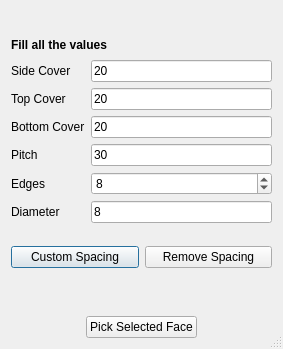
First picture: the form in CircularStirrup.ui, repository amrit3701/FreeCAD-Reinforcement, before the edit.
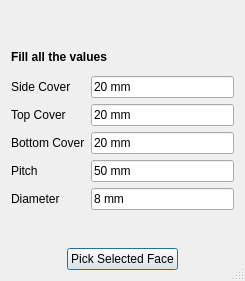
Second picture: the form after the edit. Custom widgets are drawn as their Qt base class.

Commit message: Implemented Helical wire (Part::Helix)

Diff of the .ui file:
```diff
--- a/CircularStirrup.ui
+++ b/CircularStirrup.ui
@@ -6,8 +6,8 @@
    <rect>
     <x>0</x>
     <y>0</y>
-    <width>283</width>
-    <height>349</height>
+    <width>245</width>
+    <height>281</height>
    </rect>
   </property>
   <property name="windowTitle">
@@ -23,52 +23,6 @@
    <bool>false</bool>
   </property>
   <layout class="QGridLayout" name="gridLayout">
-   <item row="5" column="0" rowspan="3">
-    <layout class="QHBoxLayout" name="horizontalLayout_2">
-     <property name="spacing">
-      <number>6</number>
-     </property>
-     <property name="topMargin">
-      <number>0</number>
-     </property>
-     <item>
-      <widget class="QPushButton" name="customSpacing">
-       <property name="enabled">
-        <bool>true</bool>
-       </property>
-       <property name="text">
-        <string>Custom Spacing</string>
-       </property>
-      </widget>
-     </item>
-     <item>
-      <widget class="QPushButton" name="removeCustomSpacing">
-       <property name="enabled">
-        <bool>true</bool>
-       </property>
-       <property name="text">
-        <string>Remove Spacing</string>
-       </property>
-      </widget>
-     </item>
-    </layout>
-   </item>
-   <item row="0" column="0" alignment="Qt::AlignHCenter">
-    <widget class="QLabel" name="image">
-     <property name="sizePolicy">
-      <sizepolicy hsizetype="Preferred" vsizetype="Preferred">
-       <horstretch>0</horstretch>
-       <verstretch>0</verstretch>
-      </sizepolicy>
-     </property>
-     <property name="layoutDirection">
-      <enum>Qt::LeftToRight</enum>
-     </property>
-     <property name="text">
-      <string/>
-     </property>
-    </widget>
-   </item>
    <item row="1" column="0">
     <widget class="QLabel" name="heading">
      <property name="font">
@@ -82,14 +36,14 @@
      </property>
     </widget>
    </item>
-   <item row="10" column="0">
+   <item row="9" column="0">
     <widget class="QLabel" name="PickSelectedFaceLabel">
      <property name="text">
       <string/>
      </property>
     </widget>
    </item>
-   <item row="11" column="0" alignment="Qt::AlignHCenter">
+   <item row="10" column="0" alignment="Qt::AlignHCenter">
     <widget class="QPushButton" name="PickSelectedFace">
      <property name="enabled">
       <bool>true</bool>
@@ -102,6 +56,22 @@
      </property>
     </widget>
    </item>
+   <item row="0" column="0" alignment="Qt::AlignHCenter">
+    <widget class="QLabel" name="image">
+     <property name="sizePolicy">
+      <sizepolicy hsizetype="Preferred" vsizetype="Preferred">
+       <horstretch>0</horstretch>
+       <verstretch>0</verstretch>
+      </sizepolicy>
+     </property>
+     <property name="layoutDirection">
+      <enum>Qt::LeftToRight</enum>
+     </property>
+     <property name="text">
+      <string/>
+     </property>
+    </widget>
+   </item>
    <item row="2" column="0">
     <layout class="QFormLayout" name="formLayout">
      <property name="fieldGrowthPolicy">
@@ -117,7 +87,7 @@
      <item row="0" column="1">
       <widget class="Gui::InputField" name="sideCover">
        <property name="text">
-        <string>20</string>
+        <string>20 mm</string>
        </property>
        <property name="unit" stdset="0">
         <string notr="true"/>
@@ -134,7 +104,7 @@
      <item row="1" column="1">
       <widget class="Gui::InputField" name="topCover">
        <property name="text">
-        <string>20</string>
+        <string>20 mm</string>
        </property>
        <property name="unit" stdset="0">
         <string notr="true"/>
@@ -151,7 +121,7 @@
      <item row="2" column="1">
       <widget class="Gui::InputField" name="bottomCover">
        <property name="text">
-        <string>20</string>
+        <string>20 mm</string>
        </property>
        <property name="unit" stdset="0">
         <string notr="true"/>
@@ -168,7 +138,7 @@
      <item row="3" column="1">
       <widget class="Gui::InputField" name="pitch">
        <property name="text">
-        <string>30</string>
+        <string>50 mm</string>
        </property>
        <property name="unit" stdset="0">
         <string notr="true"/>
@@ -176,30 +146,16 @@
       </widget>
      </item>
      <item row="4" column="0">
-      <widget class="QLabel" name="edgesLabel">
-       <property name="text">
-        <string>Edges</string>
-       </property>
-      </widget>
-     </item>
-     <item row="4" column="1">
-      <widget class="Gui::PrefSpinBox" name="edges">
-       <property name="value">
-        <number>8</number>
-       </property>
-      </widget>
-     </item>
-     <item row="5" column="0">
       <widget class="QLabel" name="diameterLabel">
        <property name="text">
         <string>Diameter</string>
        </property>
       </widget>
      </item>
-     <item row="5" column="1">
+     <item row="4" column="1">
       <widget class="Gui::InputField" name="diameter">
        <property name="text">
-        <string>8</string>
+        <string>8 mm</string>
        </property>
        <property name="unit" stdset="0">
         <string notr="true"/>
@@ -216,11 +172,6 @@
    <extends>QLineEdit</extends>
    <header>Gui/InputField.h</header>
   </customwidget>
-  <customwidget>
-   <class>Gui::PrefSpinBox</class>
-   <extends>QSpinBox</extends>
-   <header>Gui/PrefWidgets.h</header>
-  </customwidget>
  </customwidgets>
  <tabstops>
   <tabstop>sideCover</tabstop>
```
Left out of the diff: 3 changed lines with no effect on the pictures. The commit also changes 2 other files.
